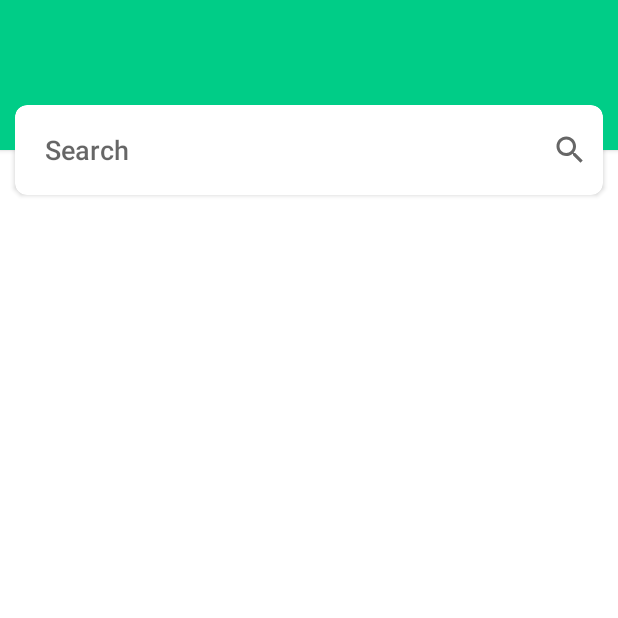
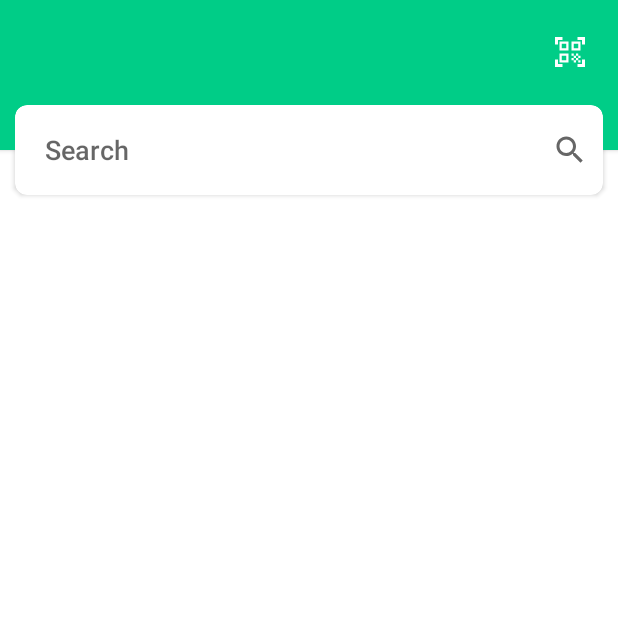
Before and after one commit to athul6560/smartmenu, an Android app: the DashboardActivity screen opened directly, with no data from a screen before it, on a phone screen of 412 x 824 dp, the top half of it. Run offline under Robolectric (Android 15) with nearby library versions, the phone set to English and light mode, and no system bars; 1 statement that could not run was skipped.

Commit message:
dashboard design

```diff
--- a/app/build.gradle
+++ b/app/build.gradle
@@ -41,7 +41,7 @@ dependencies {
 
 
     implementation "com.airbnb.android:lottie:$lottieVersion"
-    implementation 'com.squareup.picasso:picasso:2.71828'
+
     implementation "androidx.cardview:cardview:1.0.0"
 
     implementation 'com.github.bumptech.glide:glide:4.12.0'
--- a/app/src/main/java/com/andria/qrscan/Activities/DashboardActivity.java
+++ b/app/src/main/java/com/andria/qrscan/Activities/DashboardActivity.java
@@ -5,7 +5,10 @@ import androidx.recyclerview.widget.DefaultItemAnimator;
 import androidx.recyclerview.widget.LinearLayoutManager;
 import androidx.recyclerview.widget.RecyclerView;
 
+import android.content.Intent;
 import android.os.Bundle;
+import android.view.View;
+import android.widget.ImageView;
 import android.widget.Toast;
 
 import com.andria.qrscan.Adapter.CategoryListAdapter;
@@ -25,13 +28,20 @@ public class DashboardActivity extends AppCompatActivity {
     List<ItemDetailModel>  itemDetailModel = new ArrayList<>();
     RecyclerView rl_category;
     CategoryListAdapter categoryListAdapter;
+    private ImageView qrBtn;
     @Override
     protected void onCreate(Bundle savedInstanceState) {
         super.onCreate(savedInstanceState);
         setContentView(R.layout.activity_dashboard);
         rl_category=findViewById(R.id.rl_category);
-
-
+        qrBtn=findViewById(R.id.qr_btn);
+        qrBtn.setOnClickListener(new View.OnClickListener() {
+            @Override
+            public void onClick(View view) {
+                startActivity(new Intent(DashboardActivity.this,QRActivity.class));
+                finish();
+            }
+        });
         String json = SmartMenuUtil.getItem(DashboardActivity.this);
         String formattedjson = json.replaceAll("\\s", "");
 
--- a/app/src/main/java/com/andria/qrscan/Adapter/CategoryListAdapter.java
+++ b/app/src/main/java/com/andria/qrscan/Adapter/CategoryListAdapter.java
@@ -15,7 +15,7 @@ import androidx.recyclerview.widget.RecyclerView;
 import com.andria.qrscan.Model.ItemDetailModel;
 import com.andria.qrscan.R;
 import com.bumptech.glide.Glide;
-import com.squareup.picasso.Picasso;
+
 
 import java.util.List;
 
--- a/app/src/main/res/drawable/ic_baseline_qr_code_scanner_24.xml
+++ b/app/src/main/res/drawable/ic_baseline_qr_code_scanner_24.xml
@@ -1,10 +1,5 @@
-<vector xmlns:android="http://schemas.android.com/apk/res/android"
-    android:width="24dp"
-    android:height="24dp"
-    android:viewportWidth="24"
-    android:viewportHeight="24"
-    android:tint="?attr/colorControlNormal">
-  <path
-      android:fillColor="@android:color/white"
-      android:pathData="M9.5,6.5v3h-3v-3H9.5M11,5H5v6h6V5L11,5zM9.5,14.5v3h-3v-3H9.5M11,13H5v6h6V13L11,13zM17.5,6.5v3h-3v-3H17.5M19,5h-6v6h6V5L19,5zM13,13h1.5v1.5H13V13zM14.5,14.5H16V16h-1.5V14.5zM16,13h1.5v1.5H16V13zM13,16h1.5v1.5H13V16zM14.5,17.5H16V19h-1.5V17.5zM16,16h1.5v1.5H16V16zM17.5,14.5H19V16h-1.5V14.5zM17.5,17.5H19V19h-1.5V17.5zM22,7h-2V4h-3V2h5V7zM22,22v-5h-2v3h-3v2H22zM2,22h5v-2H4v-3H2V22zM2,2v5h2V4h3V2H2z"/>
+<vector android:height="24dp" android:tint="#FFFFFF"
+    android:viewportHeight="24" android:viewportWidth="24"
+    android:width="24dp" xmlns:android="http://schemas.android.com/apk/res/android">
+    <path android:fillColor="@android:color/white" android:pathData="M9.5,6.5v3h-3v-3H9.5M11,5H5v6h6V5L11,5zM9.5,14.5v3h-3v-3H9.5M11,13H5v6h6V13L11,13zM17.5,6.5v3h-3v-3H17.5M19,5h-6v6h6V5L19,5zM13,13h1.5v1.5H13V13zM14.5,14.5H16V16h-1.5V14.5zM16,13h1.5v1.5H16V13zM13,16h1.5v1.5H13V16zM14.5,17.5H16V19h-1.5V17.5zM16,16h1.5v1.5H16V16zM17.5,14.5H19V16h-1.5V14.5zM17.5,17.5H19V19h-1.5V17.5zM22,7h-2V4h-3V2h5V7zM22,22v-5h-2v3h-3v2H22zM2,22h5v-2H4v-3H2V22zM2,2v5h2V4h3V2H2z"/>
 </vector>
--- a/app/src/main/res/layout/activity_dashboard.xml
+++ b/app/src/main/res/layout/activity_dashboard.xml
@@ -15,7 +15,18 @@
         android:background="@color/green"
         android:elevation="2dp"
        >
-
+<RelativeLayout
+    android:layout_width="match_parent"
+    android:layout_height="70dp">
+    <ImageView
+        android:layout_width="wrap_content"
+        android:layout_height="wrap_content"
+        android:src="@drawable/ic_baseline_qr_code_scanner_24"
+        android:layout_centerVertical="true"
+        android:layout_alignParentRight="true"
+        android:id="@+id/qr_btn"
+        android:layout_marginRight="20dp"/>
+</RelativeLayout>
     </LinearLayout>
 
     <androidx.cardview.widget.CardView
```
